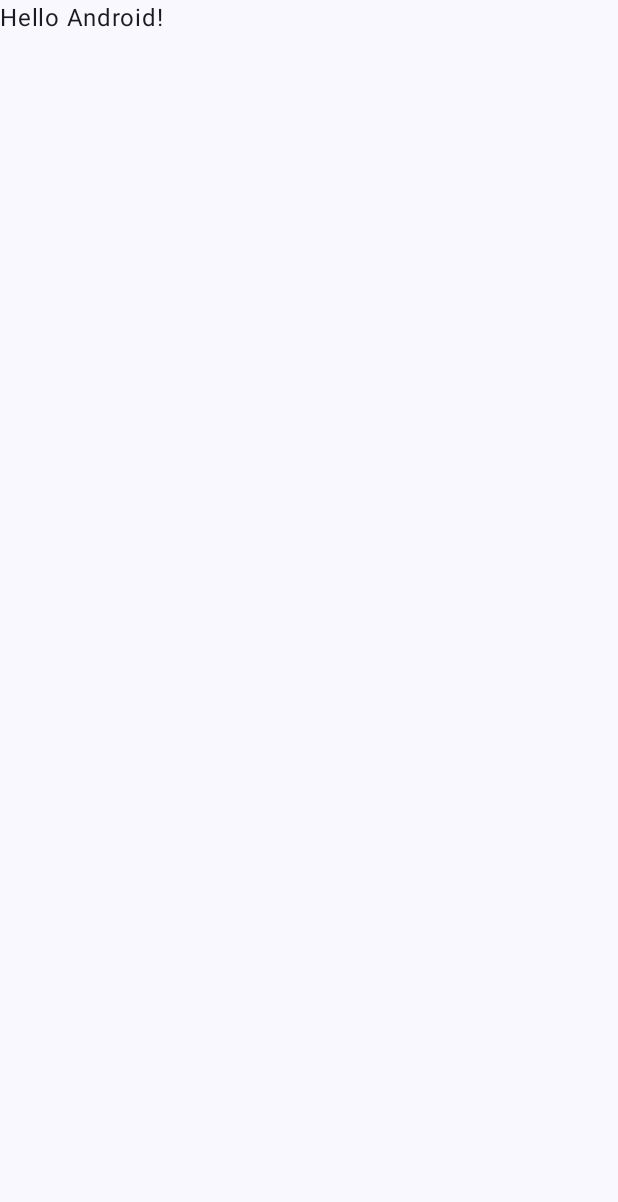
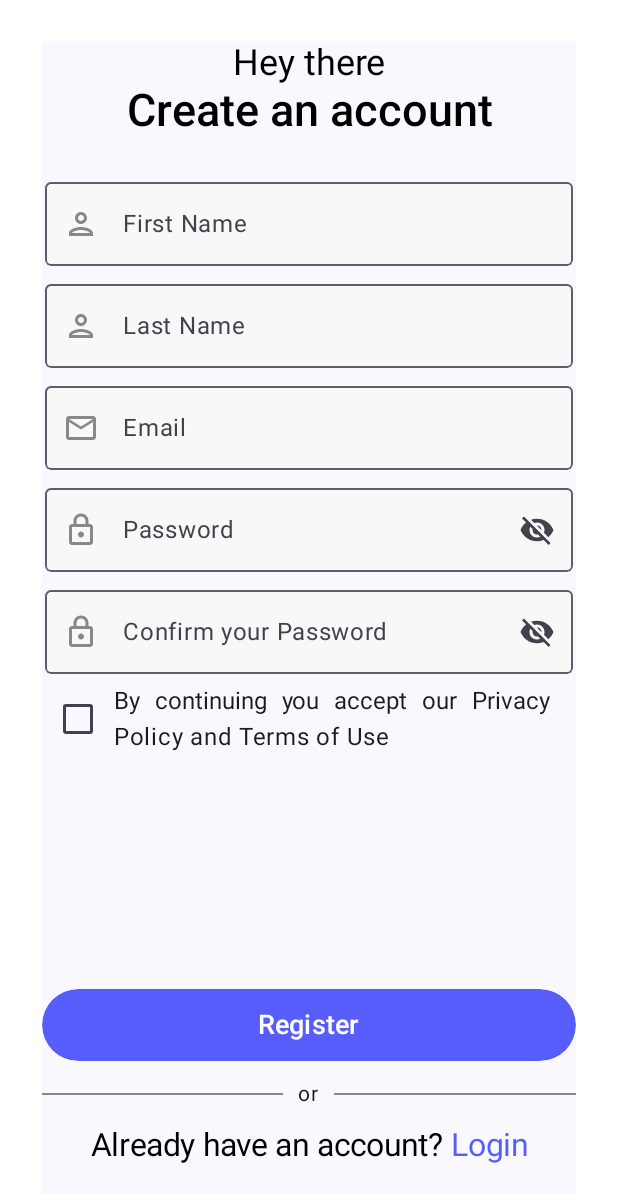
Before and after one commit to harijoshi07/FirebaseHub, an Android app built with Jetpack Compose: the screen it shows after launch (MainActivity), on a phone screen of 412 x 824 dp. Before the commit the part shown is almost empty. Shown: the top 1202 px of the screen. Run offline under Robolectric (Android 15) with nearby library versions, the phone set to English and light mode, and no system bars.

Commit message:
Sign up screen added

```diff
--- a/app/build.gradle.kts
+++ b/app/build.gradle.kts
@@ -59,6 +59,9 @@ dependencies {
     implementation("androidx.compose.ui:ui-graphics")
     implementation("androidx.compose.ui:ui-tooling-preview")
     implementation("androidx.compose.material3:material3")
+    //using all google provided icons
+    implementation("androidx.compose.material:material-icons-extended-android:1.5.4")
+
     testImplementation("junit:junit:4.13.2")
     androidTestImplementation("androidx.test.ext:junit:1.1.5")
     androidTestImplementation("androidx.test.espresso:espresso-core:3.5.1")
--- a/app/src/main/AndroidManifest.xml
+++ b/app/src/main/AndroidManifest.xml
@@ -1,6 +1,6 @@
 <?xml version="1.0" encoding="utf-8"?>
 <manifest xmlns:android="http://schemas.android.com/apk/res/android"
-    xmlns:tools="http://schemas.android.com/tools">
+    xmlns:tools="http://schemas.android.com/tools" >
 
     <application
         android:allowBackup="true"
@@ -11,12 +11,12 @@
         android:roundIcon="@mipmap/ic_launcher_round"
         android:supportsRtl="true"
         android:theme="@style/Theme.FirebaseHub"
-        tools:targetApi="31">
+        tools:targetApi="31" >
         <activity
             android:name=".MainActivity"
             android:exported="true"
             android:label="@string/app_name"
-            android:theme="@style/Theme.FirebaseHub">
+            android:theme="@style/Theme.FirebaseHub" >
             <intent-filter>
                 <action android:name="android.intent.action.MAIN" />
 
--- a/app/src/main/java/com/example/firebasehub/MainActivity.kt
+++ b/app/src/main/java/com/example/firebasehub/MainActivity.kt
@@ -10,6 +10,7 @@ import androidx.compose.material3.Text
 import androidx.compose.runtime.Composable
 import androidx.compose.ui.Modifier
 import androidx.compose.ui.tooling.preview.Preview
+import com.example.firebasehub.screens.SignupScreen
 import com.example.firebasehub.ui.theme.FirebaseHubTheme
 
 class MainActivity : ComponentActivity() {
@@ -18,29 +19,11 @@ class MainActivity : ComponentActivity() {
         setContent {
             FirebaseHubTheme {
                 // A surface container using the 'background' color from the theme
-                Surface(
-                    modifier = Modifier.fillMaxSize(),
-                    color = MaterialTheme.colorScheme.background
-                ) {
-                    Greeting("Android")
+                Surface(modifier = Modifier.fillMaxSize(), color = MaterialTheme.colorScheme.background) {
+                    SignupScreen()
+
                 }
             }
         }
     }
 }
-
-@Composable
-fun Greeting(name: String, modifier: Modifier = Modifier) {
-    Text(
-        text = "Hello $name!",
-        modifier = modifier
-    )
-}
-
-@Preview(showBackground = true)
-@Composable
-fun GreetingPreview() {
-    FirebaseHubTheme {
-        Greeting("Android")
-    }
-}
--- /dev/null
+++ b/app/src/main/java/com/example/firebasehub/components/app_components.kt
@@ -0,0 +1,313 @@
+@file:OptIn(ExperimentalMaterial3Api::class, ExperimentalMaterial3Api::class)
+
+package com.example.firebasehub.components
+
+import androidx.compose.foundation.background
+import androidx.compose.foundation.layout.Arrangement
+import androidx.compose.foundation.layout.Box
+import androidx.compose.foundation.layout.PaddingValues
+import androidx.compose.foundation.layout.Row
+import androidx.compose.foundation.layout.fillMaxWidth
+import androidx.compose.foundation.layout.heightIn
+import androidx.compose.foundation.layout.padding
+import androidx.compose.foundation.shape.RoundedCornerShape
+import androidx.compose.foundation.text.ClickableText
+import androidx.compose.foundation.text.KeyboardActions
+import androidx.compose.foundation.text.KeyboardOptions
+import androidx.compose.material.icons.Icons
+import androidx.compose.material.icons.filled.Person
+import androidx.compose.material.icons.filled.Visibility
+import androidx.compose.material.icons.filled.VisibilityOff
+import androidx.compose.material3.Button
+import androidx.compose.material3.ButtonDefaults
+import androidx.compose.material3.Checkbox
+import androidx.compose.material3.Divider
+import androidx.compose.material3.ExperimentalMaterial3Api
+import androidx.compose.material3.Icon
+import androidx.compose.material3.IconButton
+import androidx.compose.material3.OutlinedTextField
+import androidx.compose.material3.Text
+import androidx.compose.material3.TextFieldDefaults
+import androidx.compose.runtime.Composable
+import androidx.compose.runtime.mutableStateOf
+import androidx.compose.runtime.remember
+import androidx.compose.runtime.setValue
+import androidx.compose.runtime.getValue
+import androidx.compose.ui.Alignment
+import androidx.compose.ui.Modifier
+import androidx.compose.ui.draw.clip
+import androidx.compose.ui.graphics.Brush
+import androidx.compose.ui.graphics.Color
+import androidx.compose.ui.graphics.vector.ImageVector
+import androidx.compose.ui.res.stringResource
+import androidx.compose.ui.text.SpanStyle
+import androidx.compose.ui.text.TextStyle
+import androidx.compose.ui.text.buildAnnotatedString
+import androidx.compose.ui.text.font.FontStyle
+import androidx.compose.ui.text.font.FontWeight
+import androidx.compose.ui.text.input.KeyboardType
+import androidx.compose.ui.text.input.PasswordVisualTransformation
+import androidx.compose.ui.text.input.VisualTransformation
+import androidx.compose.ui.text.style.TextAlign
+import androidx.compose.ui.text.withStyle
+import androidx.compose.ui.tooling.preview.Preview
+import androidx.compose.ui.unit.TextUnit
+import androidx.compose.ui.unit.dp
+import androidx.compose.ui.unit.sp
+import com.example.firebasehub.R
+import com.example.firebasehub.ui.theme.BgColor
+import com.example.firebasehub.ui.theme.Primary
+import com.example.firebasehub.ui.theme.TextColor
+import com.example.firebasehub.ui.theme.componentShapes
+
+@Composable
+fun NormalTextComponent(
+    value: String,
+    fontSize: TextUnit = 18.sp,
+    fontWeight: FontWeight = FontWeight.Normal,
+    fontColor: Color = Color.Black
+) {
+    Text(
+        text = value,
+        modifier = Modifier
+            .fillMaxWidth(),
+        //.heightIn(min = 80.dp),
+        style = TextStyle(
+            fontSize = fontSize,
+            fontWeight = fontWeight,
+            fontStyle = FontStyle.Normal
+        ),
+        color = fontColor,
+        textAlign = TextAlign.Center
+    )
+}
+
+@Composable
+fun TextFieldComponent(labelValue: String, imageVector: ImageVector) {
+
+    var textValue by remember {
+        mutableStateOf("")
+    }
+
+    OutlinedTextField(
+        modifier = Modifier
+            .fillMaxWidth()
+            .padding(2.dp)
+            .clip(componentShapes.small),
+        value = textValue,
+        onValueChange = {
+            textValue = it
+        },
+        label = {
+            Text(text = labelValue)
+        },
+        colors = TextFieldDefaults.outlinedTextFieldColors(
+            focusedBorderColor = Primary,
+            focusedLabelColor = Primary,
+            cursorColor = Primary,
+            containerColor = BgColor
+        ),
+
+        keyboardOptions = KeyboardOptions.Default,
+        keyboardActions = KeyboardActions.Default,
+
+        leadingIcon = {
+            Icon(imageVector = imageVector, contentDescription = null, tint = Color.Gray)
+        }
+
+
+    )
+
+}
+
+
+@Composable
+fun PasswordTextFieldComponent(labelValue: String, imageVector: ImageVector) {
+
+    var password by remember {
+        mutableStateOf("")
+    }
+
+    var passwordVisible = remember {
+        mutableStateOf(false)
+    }
+
+    OutlinedTextField(
+        modifier = Modifier
+            .fillMaxWidth()
+            .padding(2.dp)
+            .clip(componentShapes.small),
+        value = password,
+        onValueChange = {
+            password = it
+        },
+        label = {
+            Text(text = labelValue)
+        },
+        colors = TextFieldDefaults.outlinedTextFieldColors(
+            focusedBorderColor = Primary,
+            focusedLabelColor = Primary,
+            cursorColor = Primary,
+            containerColor = BgColor
+        ),
+
+        keyboardOptions = KeyboardOptions(keyboardType = KeyboardType.Password),
+        keyboardActions = KeyboardActions.Default,
+
+        leadingIcon = {
+            Icon(imageVector = imageVector, contentDescription = null, tint = Color.Gray)
+        },
+        trailingIcon = {
+            val iconImage = if (passwordVisible.value) {
+                Icons.Filled.Visibility
+            } else
+                Icons.Filled.VisibilityOff
+
+            val description = if (passwordVisible.value) {
+                stringResource(R.string.hide_password)
+            } else
+                stringResource(R.string.show_password)
+
+            IconButton(onClick = { passwordVisible.value = !passwordVisible.value }) {
+                Icon(imageVector = iconImage, contentDescription = description)
+
+            }
+        },
+        visualTransformation = if (passwordVisible.value) VisualTransformation.None
+        else PasswordVisualTransformation()
+
+
+    )
+
+}
+
+@Composable
+fun CheckBoxComponent(value: String) {
+    Row(
+        verticalAlignment = Alignment.CenterVertically,
+        modifier = Modifier
+            .fillMaxWidth()
+            .heightIn(56.dp)
+    ) {
+        val checkedState by remember {
+            mutableStateOf(false)
+        }
+
+        Checkbox(
+            checked = checkedState,
+            onCheckedChange = {
+                checkedState != checkedState
+            }
+        )
+        Text(
+            text = value,
+            textAlign = TextAlign.Justify,
+        )
+
+    }
+}
+
+@Preview(showBackground = true)
+@Composable
+fun CheckBoxComponentPreview() {
+    CheckBoxComponent(value = "By continuing you accept our Privacy Policy and Terms of Use")
+}
+
+@Composable
+fun ButtonComponent(value: String) {
+    Button(
+        onClick = { /*TODO*/ },
+        modifier = Modifier
+            .fillMaxWidth()
+            .heightIn(min = 48.dp),
+        contentPadding = PaddingValues(),
+        colors = ButtonDefaults.buttonColors(Color.Transparent)
+    ) {
+        Box(
+            modifier = Modifier
+                .fillMaxWidth()
+                .heightIn(min = 48.dp)
+                .background(
+                    color = Primary,
+                    //brush = Brush.horizontalGradient(listOf(Primary, TextColor)),
+                    shape = RoundedCornerShape(50.dp)
+                ),
+            contentAlignment = Alignment.Center
+        ) {
+            Text(
+                text = value,
+                fontSize = 18.sp,
+                fontWeight = FontWeight.W600
+            )
+
+        }
+
+    }
+}
+
+@Composable
+fun DividerComponent() {
+    Row(
+        modifier = Modifier.fillMaxWidth(),
+        verticalAlignment = Alignment.CenterVertically
+    ) {
+
+        Divider(
+            modifier = Modifier
+                .fillMaxWidth()
+                .weight(1f),
+            color = Color.Gray,
+            thickness = 1.dp
+        )
+
+        Text(
+            text = "or",
+            fontSize = 14.sp,
+            color = TextColor,
+            modifier = Modifier.padding(10.dp)
+        )
+
+        Divider(
+            modifier = Modifier
+                .fillMaxWidth()
+                .weight(1f),
+            color = Color.Gray,
+            thickness = 1.dp
+        )
+    }
+}
+
+@Composable
+fun ClickableTextComponent(onTextSelected: (String) -> Unit) {
+    val initialText = "Already have an account? "
+    val loginText = "Login"
+    val annotatedString = buildAnnotatedString {
+        append(initialText)
+        withStyle(style = SpanStyle(color = Primary)) {
+            pushStringAnnotation(tag = loginText, annotation = loginText)
+            append(loginText)
+        }
+
+    }
+
+    ClickableText(
+        text = annotatedString,
+        onClick = {
+            annotatedString.getStringAnnotations(it, it)
+                .firstOrNull()?.also { span ->
+                    if (span.item == loginText) {
+                        onTextSelected(span.item)
+                    }
+                }
+
+        },
+        modifier = Modifier
+            .fillMaxWidth(),
+        style = TextStyle(
+            fontSize = 21.sp,
+            fontWeight = FontWeight.W400,
+            fontStyle = FontStyle.Normal,
+            textAlign = TextAlign.Center
+        ),
+    )
+}
--- /dev/null
+++ b/app/src/main/java/com/example/firebasehub/screens/signup_screen.kt
@@ -0,0 +1,103 @@
+package com.example.firebasehub.screens
+
+import androidx.compose.foundation.background
+import androidx.compose.foundation.layout.Column
+import androidx.compose.foundation.layout.Spacer
+import androidx.compose.foundation.layout.fillMaxSize
+import androidx.compose.foundation.layout.height
+import androidx.compose.foundation.layout.padding
+import androidx.compose.material.icons.Icons
+import androidx.compose.material.icons.filled.Email
+import androidx.compose.material.icons.filled.Lock
+import androidx.compose.material.icons.filled.Person
+import androidx.compose.material.icons.outlined.Email
+import androidx.compose.material.icons.outlined.Lock
+import androidx.compose.material.icons.outlined.Person
+import androidx.compose.material3.Surface
+import androidx.compose.runtime.Composable
+import androidx.compose.ui.Modifier
+import androidx.compose.ui.graphics.Color
+import androidx.compose.ui.res.stringResource
+import androidx.compose.ui.text.font.FontWeight
+import androidx.compose.ui.tooling.preview.Preview
+import androidx.compose.ui.unit.dp
+import androidx.compose.ui.unit.sp
+import com.example.firebasehub.R
+import com.example.firebasehub.components.ButtonComponent
+import com.example.firebasehub.components.CheckBoxComponent
+import com.example.firebasehub.components.ClickableTextComponent
+import com.example.firebasehub.components.DividerComponent
+import com.example.firebasehub.components.NormalTextComponent
+import com.example.firebasehub.components.PasswordTextFieldComponent
+import com.example.firebasehub.components.TextFieldComponent
+
+@Composable
+fun SignupScreen() {
+    Surface(
+        modifier = Modifier
+            .fillMaxSize()
+            .background(Color.White)
+            .padding(28.dp)
+    ) {
+        Column(modifier = Modifier.fillMaxSize()) {
+
+            NormalTextComponent(
+                value = stringResource(R.string.hey_there),
+                fontSize = 24.sp
+            )
+            NormalTextComponent(
+                value = stringResource(R.string.create_an_account),
+                fontSize = 30.sp,
+                fontWeight = FontWeight.W600,
+                fontColor = Color.Black
+            )
+            Spacer(modifier = Modifier.height(20.dp))
+
+            TextFieldComponent(
+                labelValue = stringResource(R.string.first_name),
+                imageVector = Icons.Outlined.Person
+            )
+            TextFieldComponent(
+                labelValue = stringResource(R.string.last_name),
+                imageVector = Icons.Outlined.Person
+            )
+
+            TextFieldComponent(
+                labelValue = stringResource(R.string.email),
+                imageVector = Icons.Outlined.Email
+            )
+
+            PasswordTextFieldComponent(
+                labelValue = stringResource(R.string.password),
+                imageVector = Icons.Outlined.Lock
+            )
+
+            PasswordTextFieldComponent(
+                labelValue = stringResource(R.string.confirm_password),
+                imageVector = Icons.Outlined.Lock
+            )
+
+            CheckBoxComponent(value = stringResource(R.string.termsNconditions))
+
+            Spacer(modifier = Modifier.weight(1f))
+
+            ButtonComponent(value = stringResource(R.string.register))
+
+            DividerComponent()
+            ClickableTextComponent(onTextSelected = {
+
+            })
+            Spacer(modifier = Modifier.height(20.dp))
+
+
+        }
+
+    }
+
+}
+
+@Preview
+@Composable
+fun PreviewSignupScreen() {
+    SignupScreen()
+}
--- a/app/src/main/java/com/example/firebasehub/ui/theme/Color.kt
+++ b/app/src/main/java/com/example/firebasehub/ui/theme/Color.kt
@@ -1,6 +1,17 @@
 package com.example.firebasehub.ui.theme
 
 import androidx.compose.ui.graphics.Color
+
+val Primary= Color(0xFF575DFB)
+val TextColor= Color(0xFF1D1617)
+val BgColor= Color(0xFFF7F8F8)
+
+
+
+
+
+
+
 
 val Purple80 = Color(0xFFD0BCFF)
 val PurpleGrey80 = Color(0xFFCCC2DC)
--- a/app/src/main/java/com/example/firebasehub/ui/theme/Theme.kt
+++ b/app/src/main/java/com/example/firebasehub/ui/theme/Theme.kt
@@ -49,7 +49,6 @@ fun FirebaseHubTheme(
         val context = LocalContext.current
         if (darkTheme) dynamicDarkColorScheme(context) else dynamicLightColorScheme(context)
       }
-
       darkTheme -> DarkColorScheme
       else -> LightColorScheme
     }
--- /dev/null
+++ b/app/src/main/java/com/example/firebasehub/ui/theme/component_shapes.kt
@@ -0,0 +1,11 @@
+package com.example.firebasehub.ui.theme
+
+import androidx.compose.foundation.shape.RoundedCornerShape
+import androidx.compose.material3.Shapes
+import androidx.compose.ui.unit.dp
+
+val componentShapes=Shapes(
+small= RoundedCornerShape(4.dp),
+medium =  RoundedCornerShape(8.dp),
+large= RoundedCornerShape(10.dp),
+)
--- a/app/src/main/res/values/strings.xml
+++ b/app/src/main/res/values/strings.xml
@@ -1,3 +1,14 @@
 <resources>
     <string name="app_name">FirebaseHub</string>
+    <string name="hey_there">Hey there</string>
+    <string name="create_an_account">Create an account</string>
+    <string name="first_name">First Name</string>
+    <string name="last_name">Last Name</string>
+    <string name="email">Email</string>
+    <string name="password">Password</string>
+    <string name="confirm_password">Confirm your Password</string>
+    <string name="hide_password">Hide password</string>
+    <string name="show_password">Show password</string>
+    <string name="termsNconditions">By continuing you accept our Privacy Policy and Terms of Use</string>
+    <string name="register">Register</string>
 </resources>
--- a/app/src/main/res/values/themes.xml
+++ b/app/src/main/res/values/themes.xml
@@ -1,5 +1,4 @@
 <?xml version="1.0" encoding="utf-8"?>
 <resources>
-
     <style name="Theme.FirebaseHub" parent="android:Theme.Material.Light.NoActionBar" />
 </resources>
```
Also changed, not shown: 1 other file. Lines whose indentation alone changed are shown as unchanged.
